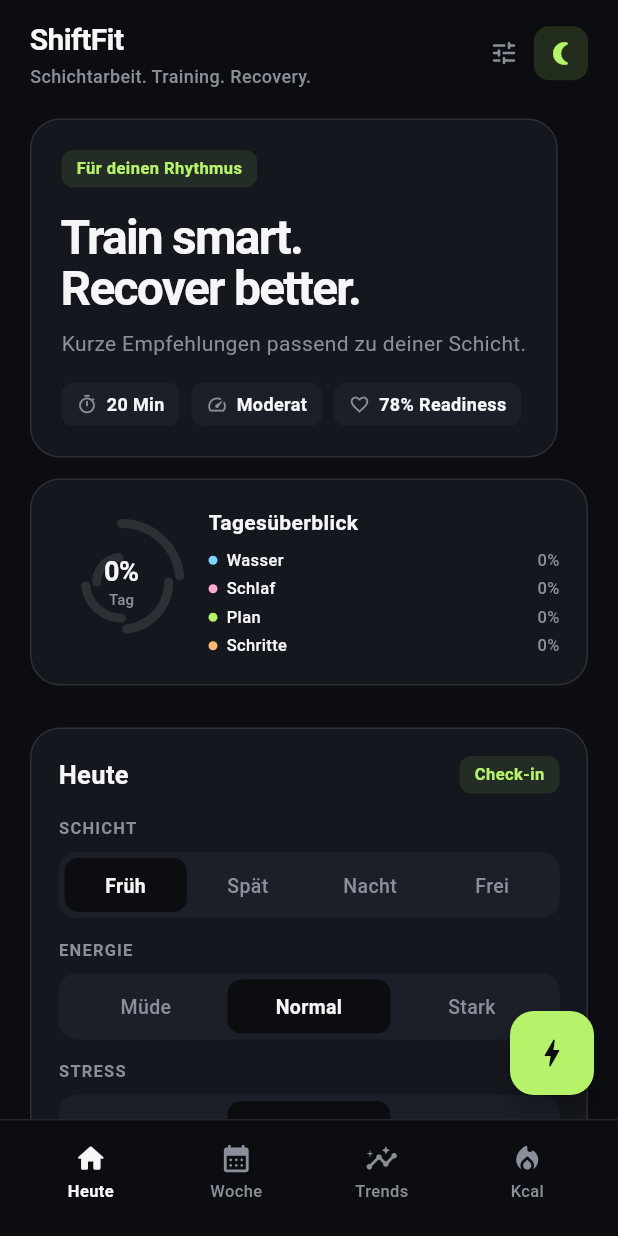
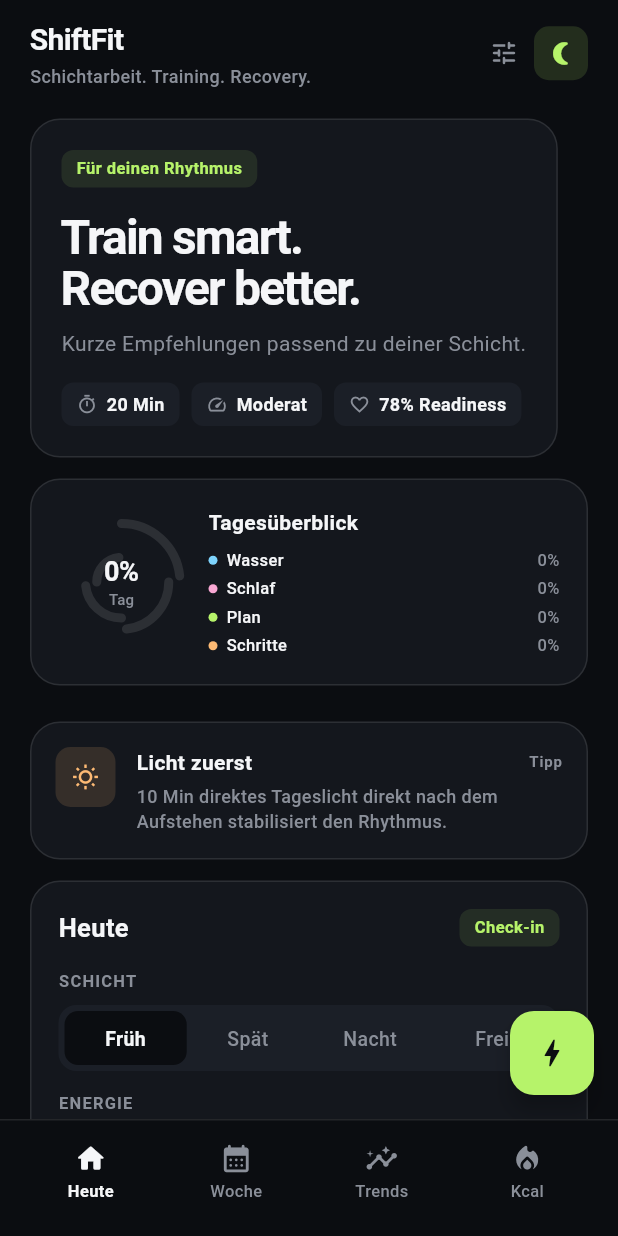
Before and after one commit to mxritzgit/shiftfit, a Flutter app: the screen it shows after launch, on a phone screen of 412 x 824 dp. Run offline on Flutter 3.47's test engine with Material 3 defaults, Android fonts, the phone set to English and light mode, and no system bars; our stand-ins replace image_picker; missing offline and left inert: mobile_scanner.

Commit message:
feat: caffeine half-life, day summary share, tip of the day
Fifth wave: smarter insights and easy export.

Today
- CaffeineHalfLifeCard: 24h curve of estimated active caffeine in the
  body using a 5h half-life model, with current-time marker and live
  active-mg readout
- TipOfDayCard: rotating shift-specific tip (Früh/Spät/Nacht/Frei),
  three tips per shift, deterministic per day-of-year
- "Tag zusammenfassen" button at the bottom builds a copyable
  text summary of the entire day (kcal, water, steps, caffeine,
  sleep, weight, plan progress, streak, habits, mood)

Co-Authored-By: Claude Opus 4.7 <noreply@anthropic.com>

```diff
--- a/lib/src/app/shiftfit_home_page.dart
+++ b/lib/src/app/shiftfit_home_page.dart
@@ -319,6 +319,8 @@ class _ShiftFitHomePageState extends State<ShiftFitHomePage> {
         onToggleHabit: _toggleHabit,
         weightLog: weightLog,
         onLogWeight: _logWeight,
+        dailyConsumedKcal: dailyConsumedKcal,
+        kcalGoal: profile.dailyKcalGoal,
         onSettingsPressed: _openSettings,
       ),
     };
--- a/lib/src/screens/today_dashboard.dart
+++ b/lib/src/screens/today_dashboard.dart
@@ -11,11 +11,14 @@ import '../theme/app_colors.dart';
 import '../widgets/common/basic_widgets.dart';
 import '../widgets/shared/shiftfit_top_bar.dart';
 import '../widgets/today/caffeine_card.dart';
+import '../widgets/today/caffeine_half_life_card.dart';
 import '../widgets/today/day_overview_card.dart';
+import '../widgets/today/day_summary_sheet.dart';
 import '../widgets/today/habits_card.dart';
 import '../widgets/today/mood_card.dart';
 import '../widgets/today/steps_card.dart';
 import '../widgets/today/smart_reminders_card.dart';
+import '../widgets/today/tip_of_day_card.dart';
 import '../widgets/today/today_widgets.dart';
 import '../widgets/today/weight_card.dart';
 import '../widgets/today/wellness_widgets.dart';
@@ -56,6 +59,8 @@ class TodayDashboard extends StatelessWidget {
     required this.onToggleHabit,
     required this.weightLog,
     required this.onLogWeight,
+    required this.dailyConsumedKcal,
+    required this.kcalGoal,
     required this.onSettingsPressed,
   });
 
@@ -91,6 +96,8 @@ class TodayDashboard extends StatelessWidget {
   final ValueChanged<String> onToggleHabit;
   final WeightLog weightLog;
   final ValueChanged<double> onLogWeight;
+  final int dailyConsumedKcal;
+  final int kcalGoal;
   final VoidCallback onSettingsPressed;
 
   @override
@@ -138,6 +145,8 @@ class TodayDashboard extends StatelessWidget {
           lastBedtimeMinutes: lastSleep?.bedtimeMinutes,
           sleepGoalMinutes: sleepGoalMinutes,
         ),
+        const SizedBox(height: 10),
+        TipOfDayCard(shift: selectedShift),
         const SizedBox(height: 14),
         QuickCheckInCard(
           selectedShift: selectedShift,
@@ -171,6 +180,10 @@ class TodayDashboard extends StatelessWidget {
           onAdd: onAddCaffeine,
           onReset: onResetCaffeine,
         ),
+        if (caffeineDay.entries.isNotEmpty) ...[
+          const SizedBox(height: 10),
+          CaffeineHalfLifeCard(day: caffeineDay),
+        ],
         const SizedBox(height: 10),
         SleepLogCard(
           lastEntry: lastSleep,
@@ -234,6 +247,49 @@ class TodayDashboard extends StatelessWidget {
         const SectionHeader(title: 'Wochenrhythmus', action: ''),
         const SizedBox(height: 10),
         const RhythmWeekCard(),
+        const SizedBox(height: 18),
+        Builder(
+          builder: (context) => SizedBox(
+            width: double.infinity,
+            child: OutlinedButton.icon(
+              key: const ValueKey('share-day-button'),
+              onPressed: () => showDaySummarySheet(
+                context,
+                summary: DaySummary(
+                  dailyConsumedKcal: dailyConsumedKcal,
+                  kcalGoal: kcalGoal,
+                  dailyWaterMl: dailyWaterMl,
+                  waterGoalMl: waterGoalMl,
+                  dailySteps: dailySteps,
+                  stepsGoal: stepsGoal,
+                  caffeineDay: caffeineDay,
+                  lastSleep: lastSleep,
+                  mood: mood,
+                  shift: selectedShift,
+                  habits: habits,
+                  habitDefinitions: habitDefinitions,
+                  completedBlocks: completedCount,
+                  totalBlocks: total,
+                  workoutStreak: workoutStreak,
+                  weightLog: weightLog,
+                ),
+              ),
+              icon: const Icon(Icons.share_outlined, size: 17),
+              label: const Text(
+                'Tag zusammenfassen',
+                style: TextStyle(fontWeight: FontWeight.w600),
+              ),
+              style: OutlinedButton.styleFrom(
+                foregroundColor: textPrimary,
+                side: const BorderSide(color: hairline),
+                padding: const EdgeInsets.symmetric(vertical: 12),
+                shape: RoundedRectangleBorder(
+                  borderRadius: BorderRadius.circular(12),
+                ),
+              ),
+            ),
+          ),
+        ),
       ],
     );
   }
--- /dev/null
+++ b/lib/src/widgets/today/day_summary_sheet.dart
@@ -0,0 +1,166 @@
+import 'package:flutter/material.dart';
+import 'package:flutter/services.dart';
+
+import '../../models/caffeine_entry.dart';
+import '../../models/daily_mood.dart';
+import '../../models/habit.dart';
+import '../../models/sleep_entry.dart';
+import '../../models/weight_log.dart';
+import '../../theme/app_colors.dart';
+
+class DaySummary {
+  const DaySummary({
+    required this.dailyConsumedKcal,
+    required this.kcalGoal,
+    required this.dailyWaterMl,
+    required this.waterGoalMl,
+    required this.dailySteps,
+    required this.stepsGoal,
+    required this.caffeineDay,
+    required this.lastSleep,
+    required this.mood,
+    required this.shift,
+    required this.habits,
+    required this.habitDefinitions,
+    required this.completedBlocks,
+    required this.totalBlocks,
+    required this.workoutStreak,
+    required this.weightLog,
+  });
+
+  final int dailyConsumedKcal;
+  final int kcalGoal;
+  final int dailyWaterMl;
+  final int waterGoalMl;
+  final int dailySteps;
+  final int stepsGoal;
+  final CaffeineDay caffeineDay;
+  final SleepEntry? lastSleep;
+  final DailyMood mood;
+  final String shift;
+  final HabitState habits;
+  final List<Habit> habitDefinitions;
+  final int completedBlocks;
+  final int totalBlocks;
+  final int workoutStreak;
+  final WeightLog weightLog;
+
+  String toShareableText() {
+    final now = DateTime.now();
+    final date =
+        '${now.day.toString().padLeft(2, '0')}.${now.month.toString().padLeft(2, '0')}.${now.year}';
+    final lines = <String>[
+      'ShiftFit · $date',
+      'Schicht: $shift',
+      '',
+      'Kcal:    $dailyConsumedKcal / $kcalGoal',
+      'Wasser:  $dailyWaterMl / $waterGoalMl ml',
+      'Schritte: $dailySteps / $stepsGoal',
+      if (caffeineDay.entries.isNotEmpty)
+        'Koffein: ${caffeineDay.totalMg} mg in ${caffeineDay.cups} Tasse${caffeineDay.cups == 1 ? '' : 'n'}',
+      if (lastSleep != null)
+        'Schlaf:  ${lastSleep!.durationLabel} (${lastSleep!.bedtimeLabel} → ${lastSleep!.wakeLabel}), Q ${lastSleep!.quality}/5',
+      'Plan:    $completedBlocks / $totalBlocks Blöcke',
+      'Streak:  $workoutStreak Tage',
+      if (weightLog.latest != null)
+        'Gewicht: ${weightLog.latest!.weightKg.toStringAsFixed(1)} kg',
+      if (mood.isSet) 'Stimmung: ${mood.emoji} ${mood.label}',
+      if (mood.note.isNotEmpty) 'Notiz: ${mood.note}',
+    ];
+
+    final habitLines = <String>[];
+    for (final h in habitDefinitions) {
+      final mark = habits.isDone(h.id) ? '✓' : '·';
+      habitLines.add('  $mark ${h.title}');
+    }
+    if (habitLines.isNotEmpty) {
+      lines.add('');
+      lines.add('Routinen:');
+      lines.addAll(habitLines);
+    }
+
+    return lines.join('\n');
+  }
+}
+
+Future<void> showDaySummarySheet(
+  BuildContext context, {
+  required DaySummary summary,
+}) {
+  final text = summary.toShareableText();
+  return showModalBottomSheet<void>(
+    context: context,
+    backgroundColor: surface,
+    showDragHandle: true,
+    isScrollControlled: true,
+    builder: (sheetContext) {
+      return Padding(
+        padding: const EdgeInsets.fromLTRB(20, 4, 20, 24),
+        child: Column(
+          mainAxisSize: MainAxisSize.min,
+          crossAxisAlignment: CrossAxisAlignment.start,
+          children: [
+            const Text(
+              'Tageszusammenfassung',
+              style: TextStyle(
+                fontSize: 20,
+                fontWeight: FontWeight.w700,
+                letterSpacing: -0.4,
+              ),
+            ),
+            const SizedBox(height: 12),
+            Container(
+              width: double.infinity,
+              padding: const EdgeInsets.all(14),
+              decoration: BoxDecoration(
+                color: surfaceSoft,
+                borderRadius: BorderRadius.circular(12),
+              ),
+              child: SelectableText(
+                text,
+                key: const ValueKey('day-summary-text'),
+                style: const TextStyle(
+                  color: textPrimary,
+                  fontSize: 12,
+                  fontFamily: 'monospace',
+                  height: 1.4,
+                ),
+              ),
+            ),
+            const SizedBox(height: 14),
+            SizedBox(
+              width: double.infinity,
+              child: FilledButton.icon(
+                key: const ValueKey('day-summary-copy'),
+                onPressed: () async {
+                  await Clipboard.setData(ClipboardData(text: text));
+                  if (sheetContext.mounted) {
+                    Navigator.pop(sheetContext);
+                    ScaffoldMessenger.of(context).showSnackBar(
+                      const SnackBar(
+                        content: Text('Zusammenfassung kopiert.'),
+                      ),
+                    );
+                  }
+                },
+                icon: const Icon(Icons.copy_rounded, size: 17),
+                label: const Text(
+                  'In Zwischenablage kopieren',
+                  style: TextStyle(fontWeight: FontWeight.w600),
+                ),
+                style: FilledButton.styleFrom(
+                  backgroundColor: lime,
+                  foregroundColor: bg,
+                  padding: const EdgeInsets.symmetric(vertical: 12),
+                  shape: RoundedRectangleBorder(
+                    borderRadius: BorderRadius.circular(12),
+                  ),
+                ),
+              ),
+            ),
+          ],
+        ),
+      );
+    },
+  );
+}
--- /dev/null
+++ b/lib/src/widgets/today/tip_of_day_card.dart
@@ -0,0 +1,178 @@
+import 'package:flutter/material.dart';
+
+import '../../theme/app_colors.dart';
+import '../common/basic_widgets.dart';
+
+class ShiftTip {
+  const ShiftTip({
+    required this.title,
+    required this.body,
+    required this.icon,
+    required this.color,
+  });
+
+  final String title;
+  final String body;
+  final IconData icon;
+  final Color color;
+}
+
+class TipOfDayCard extends StatelessWidget {
+  const TipOfDayCard({super.key, required this.shift});
+
+  final String shift;
+
+  static const Map<String, List<ShiftTip>> _tipsByShift = {
+    'Früh': [
+      ShiftTip(
+        title: 'Licht zuerst',
+        body: '10 Min direktes Tageslicht direkt nach dem Aufstehen stabilisiert den Rhythmus.',
+        icon: Icons.wb_sunny_outlined,
+        color: orange,
+      ),
+      ShiftTip(
+        title: 'Frühstück mit Protein',
+        body: 'Eier, Quark oder Skyr halten die Energie länger als reines Brot oder Müsli.',
+        icon: Icons.set_meal_outlined,
+        color: lime,
+      ),
+      ShiftTip(
+        title: 'Koffein dosiert',
+        body: 'Nach dem Aufstehen 60-90 Min warten, dann erst Kaffee — das schiebt das Mittagstief nach hinten.',
+        icon: Icons.coffee_outlined,
+        color: orange,
+      ),
+    ],
+    'Spät': [
+      ShiftTip(
+        title: 'Lange Mittagsschlaf vermeiden',
+        body: 'Max. 20 Min Power Nap reicht. Längere Phasen kippen den Schlafanker.',
+        icon: Icons.bedtime_outlined,
+        color: pink,
+      ),
+      ShiftTip(
+        title: 'Training vor der Schicht',
+        body: 'Eine kurze Krafteinheit am späten Vormittag boostet Wachheit ohne den Abend zu zerstören.',
+        icon: Icons.fitness_center,
+        color: lime,
+      ),
+      ShiftTip(
+        title: 'Letzte Mahlzeit leicht',
+        body: 'Spät essen heißt früh aufhören — letzte größere Mahlzeit 3h vor Bett.',
+        icon: Icons.dinner_dining_outlined,
+        color: orange,
+      ),
+    ],
+    'Nacht': [
+      ShiftTip(
+        title: 'Sonnenbrille morgens',
+        body: 'Auf dem Heimweg nach der Nachtschicht Sonnenbrille schützt den Melatonin-Aufbau.',
+        icon: Icons.dark_mode_outlined,
+        color: pink,
+      ),
+      ShiftTip(
+        title: 'Snack-Strategie',
+        body: 'Nachts Joghurt, Banane, Nüsse oder eine warme Suppe — keine schweren Mahlzeiten.',
+        icon: Icons.restaurant_outlined,
+        color: orange,
+      ),
+      ShiftTip(
+        title: 'Cooldown vor Schlaf',
+        body: 'Nach der Schicht warme Dusche, kühles dunkles Zimmer, Box-Atmung 4-4-4-4.',
+        icon: Icons.air,
+        color: cyan,
+      ),
+    ],
+    'Frei': [
+      ShiftTip(
+        title: 'Anker nicht auflösen',
+        body: 'Auch frei: maximal 60 Min später ins Bett als an Arbeitstagen.',
+        icon: Icons.bedtime_outlined,
+        color: pink,
+      ),
+      ShiftTip(
+        title: 'Meal Prep',
+        body: 'Zwei Proteinbasen + zwei schnelle Carb-Optionen vorkochen spart den Rest der Woche.',
+        icon: Icons.set_meal_outlined,
+        color: lime,
+      ),
+      ShiftTip(
+        title: 'Längeres Training',
+        body: 'Heute darf es länger sein — Krafteinheit oder 30-45 Min Cardio.',
+        icon: Icons.fitness_center,
+        color: lime,
+      ),
+    ],
+  };
+
+  ShiftTip _pick() {
+    final tips = _tipsByShift[shift] ?? _tipsByShift['Früh']!;
+    final today = DateTime.now();
+    final dayOfYear =
+        today.difference(DateTime(today.year, 1, 1)).inDays;
+    return tips[dayOfYear % tips.length];
+  }
+
+  @override
+  Widget build(BuildContext context) {
+    final tip = _pick();
+    return AppCard(
+      key: const ValueKey('tip-of-day-card'),
+      padding: const EdgeInsets.all(16),
+      child: Row(
+        crossAxisAlignment: CrossAxisAlignment.start,
+        children: [
+          Container(
+            width: 40,
+            height: 40,
+            decoration: BoxDecoration(
+              color: tip.color.withValues(alpha: 0.14),
+              borderRadius: BorderRadius.circular(10),
+            ),
+            child: Icon(tip.icon, color: tip.color, size: 18),
+          ),
+          const SizedBox(width: 14),
+          Expanded(
+            child: Column(
+              crossAxisAlignment: CrossAxisAlignment.start,
+              children: [
+                Row(
+                  children: [
+                    Expanded(
+                      child: Text(
+                        tip.title,
+                        style: const TextStyle(
+                          fontSize: 14,
+                          fontWeight: FontWeight.w600,
+                        ),
+                      ),
+                    ),
+                    const Text(
+                      'Tipp',
+                      style: TextStyle(
+                        color: textMuted,
+                        fontSize: 10,
+                        letterSpacing: 0.6,
+                        fontWeight: FontWeight.w600,
+                      ),
+                    ),
+                  ],
+                ),
+                const SizedBox(height: 4),
+                Text(
+                  tip.body,
+                  style: const TextStyle(
+                    color: textMuted,
+                    fontSize: 12,
+                    height: 1.4,
+                    fontWeight: FontWeight.w500,
+                  ),
+                ),
+              ],
+            ),
+          ),
+        ],
+      ),
+    );
+  }
+}
```
Also changed, not shown: lib/src/widgets/today/caffeine_half_life_card.dart (added, +209 -0 lines).
